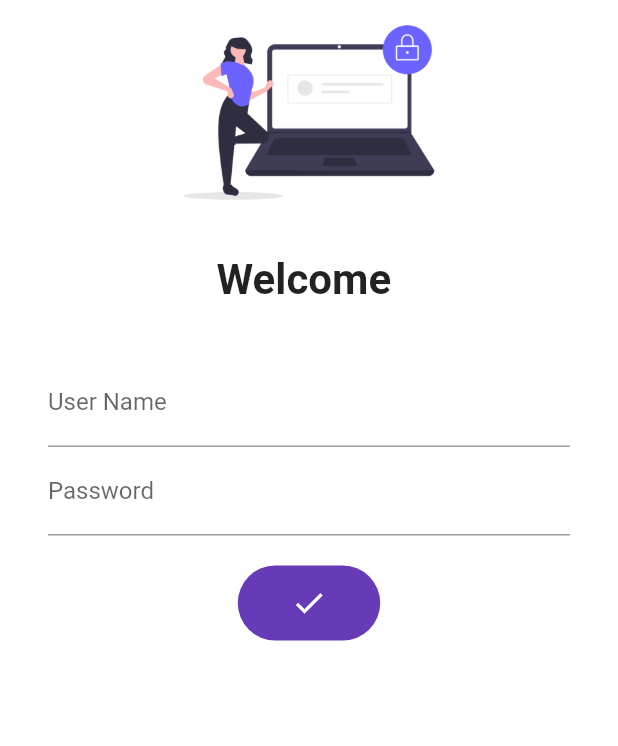
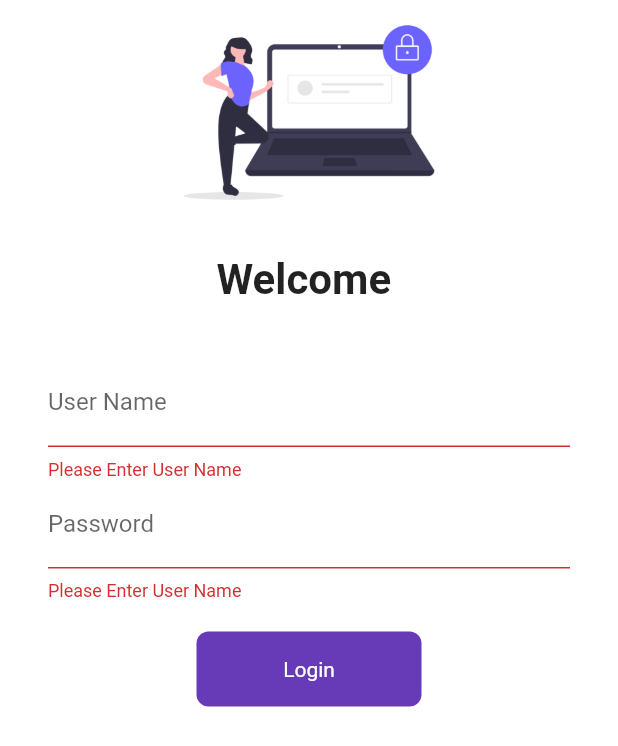
Before and after one commit to gyanendrarathour/30DaysOfFlutter, a Flutter app: the screen it shows after launch, after a tap on "Login", on a phone screen of 412 x 824 dp. Shown: the top 746 px of the screen. Run offline on Flutter 3.47's test engine with Material 2 defaults, Android fonts, the phone set to English and light mode, and no system bars; our stand-ins replace google_fonts.

Commit message:
Day 8 Completed

```diff
--- a/lib/pages/login_page.dart
+++ b/lib/pages/login_page.dart
@@ -11,11 +11,27 @@ class LoginPage extends StatefulWidget {
 class _LoginPageState extends State<LoginPage> {
   String name = '';
   bool changeButton = false;
+  final _formKey = GlobalKey<FormState>();
+  moveToHome(BuildContext context) async {
+    if (_formKey.currentState!.validate()) {
+      setState(() {
+        changeButton = true;
+      });
+      await Future.delayed(const Duration(seconds: 1));
+      await Navigator.pushNamed(context, MyRoutes.homeRoute);
+      setState(() {
+        changeButton = false;
+      });
+    }
+  }
+
   @override
   Widget build(BuildContext context) {
     return SafeArea(
       child: Material(
         color: Colors.white,
+        child: Form(
+          key: _formKey,
           child: Column(
             children: [
               Image.asset(
@@ -35,36 +51,46 @@ class _LoginPageState extends State<LoginPage> {
                 height: 20,
               ),
               Padding(
-              padding: const EdgeInsets.symmetric(vertical: 16, horizontal: 32),
+                padding:
+                    const EdgeInsets.symmetric(vertical: 16, horizontal: 32),
                 child: Column(
                   children: [
-                  TextField(
+                    TextFormField(
                       decoration: const InputDecoration(
-                        hintText: "Enter User Name", label: Text('User Name')),
+                          hintText: "Enter User Name",
+                          label: Text('User Name')),
+                      validator: (value) {
+                        if (value!.isEmpty) {
+                          return 'Please Enter User Name';
+                        }
+                        return null;
+                      },
                       onChanged: (value) {
                         name = value;
                         setState(() {});
                       },
                     ),
-                  const TextField(
+                    TextFormField(
                       obscureText: true,
                       obscuringCharacter: '*',
-                    decoration: InputDecoration(
+                      decoration: const InputDecoration(
                           hintText: "Enter Password", label: Text('Password')),
+                      validator: (value) {
+                        if (value!.isEmpty) {
+                          return 'Please Enter User Name';
+                        } else if (value.length < 6) {
+                          return 'Password Should be atleast 6 digit';
+                        }
+                        return null;
+                      },
                     ),
                     const SizedBox(
                       height: 20,
                     ),
                     InkWell(
-                    onTap: () async {
-                      setState(() {
-                        changeButton = true;
-                      });
-                      await Future.delayed(const Duration(seconds: 2));
-                      Navigator.pushNamed(context, MyRoutes.homeRoute);
-                    },
+                      onTap: () => moveToHome(context),
                       child: AnimatedContainer(
-                      duration: const Duration(seconds: 2),
+                        duration: const Duration(seconds: 1),
                         height: 50,
                         width: changeButton ? 50 : 150,
                         decoration: BoxDecoration(
@@ -99,6 +125,7 @@ class _LoginPageState extends State<LoginPage> {
             ],
           ),
         ),
+      ),
     );
   }
 }
```
Lines whose indentation alone changed are shown as unchanged.
